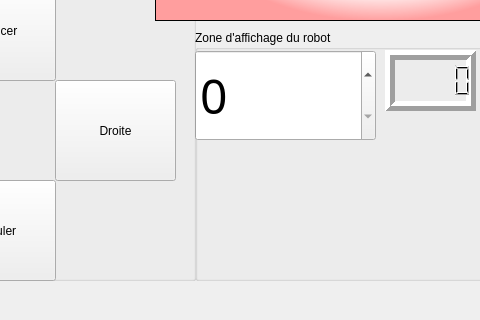
Above: WiFiBot/mainwindow.ui from Federdispi/WiFiBot before the change; both pictures show x 185 to 665 and y 280 to 600 of the 800 by 600 pixel window. Below: the same form after it.
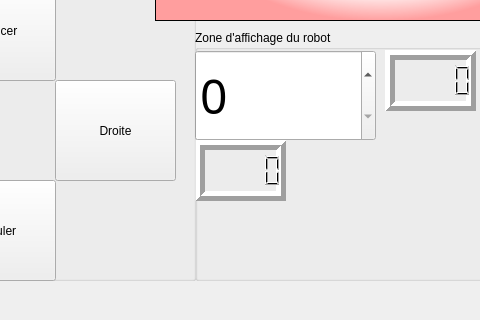
That is the form after the change.

The edit to the form file:
```diff
--- a/WiFiBot/mainwindow.ui
+++ b/WiFiBot/mainwindow.ui
@@ -139,6 +139,37 @@
       <number>5</number>
      </property>
     </widget>
+    <widget class="QLCDNumber" name="speed_received">
+     <property name="geometry">
+      <rect>
+       <x>0</x>
+       <y>110</y>
+       <width>91</width>
+       <height>61</height>
+      </rect>
+     </property>
+     <property name="sizePolicy">
+      <sizepolicy hsizetype="Minimum" vsizetype="Minimum">
+       <horstretch>0</horstretch>
+       <verstretch>0</verstretch>
+      </sizepolicy>
+     </property>
+     <property name="font">
+      <font>
+       <family>Tw Cen MT Condensed Extra Bold</family>
+       <pointsize>36</pointsize>
+      </font>
+     </property>
+     <property name="focusPolicy">
+      <enum>Qt::NoFocus</enum>
+     </property>
+     <property name="layoutDirection">
+      <enum>Qt::LeftToRight</enum>
+     </property>
+     <property name="lineWidth">
+      <number>5</number>
+     </property>
+    </widget>
    </widget>
    <widget class="QGroupBox" name="controle_robot">
     <property name="geometry">
```
Left out of the diff: 2 changed lines with no effect on the pictures.
